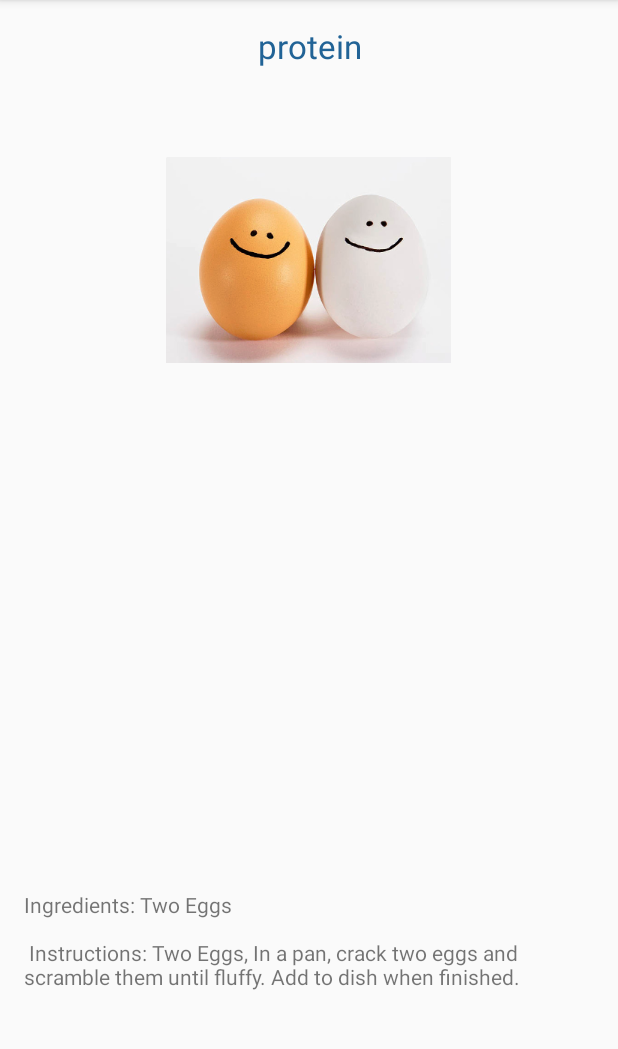
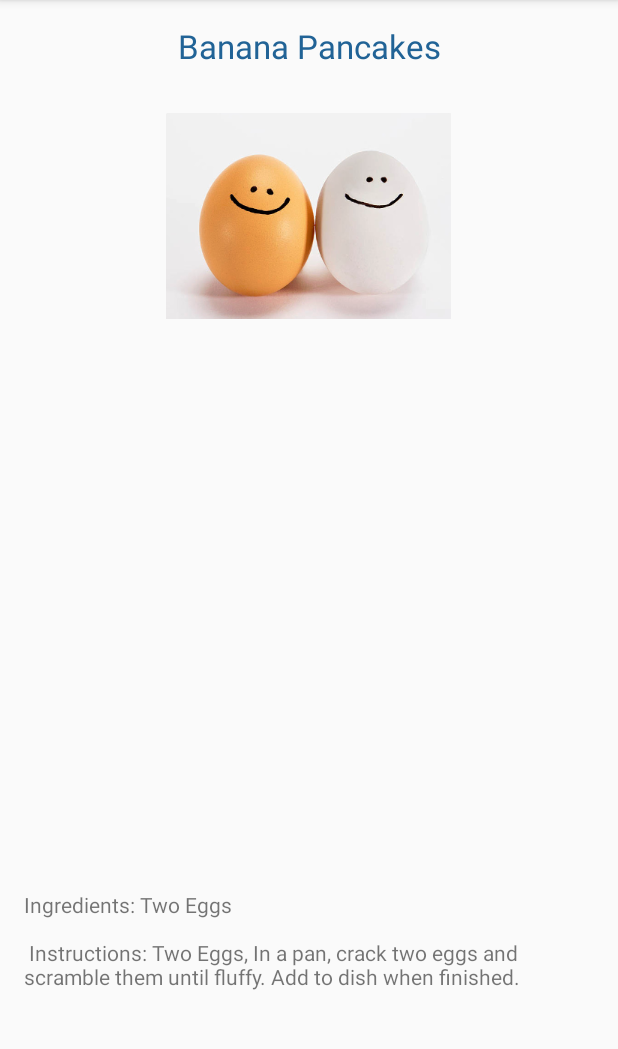
Before and after one commit to jsayram/AndroidApp_Assigment, an Android app: the BreakfastActivity screen opened directly, with no data from a screen before it, after a tap on "PROTEIN", on a phone screen of 412 x 824 dp, the part 84-1133 px from its top. Run offline under Robolectric (Android 15) with nearby library versions, the phone set to English and light mode, and no system bars.

Commit message:
fixed up recyclerview,cleaned up code, and allows carbs,proteins.veggie buttons to be changed based on recyclerview

```diff
--- a/app/src/main/java/com/chefd/mealprep/mealprep/BreakfastActivity.java
+++ b/app/src/main/java/com/chefd/mealprep/mealprep/BreakfastActivity.java
@@ -13,6 +13,8 @@ import android.widget.TextView;
 import android.widget.Toast;
 
 import java.util.ArrayList;
+import java.util.HashMap;
+import java.util.Hashtable;
 
 public class BreakfastActivity extends AppCompatActivity {
 
@@ -20,8 +22,9 @@ public class BreakfastActivity extends AppCompatActivity {
     BreakfastAdapter adapter;
     RecyclerView.LayoutManager layoutManager;
     RecyclerView recyclerView;
+    public Hashtable<Integer,Integer> ingredientTable = new Hashtable<>();
+
     public ArrayList<FoodIdenityHolder> foodPicList = new ArrayList<FoodIdenityHolder>();
-
 
         @Override
         protected void onCreate(Bundle savedInstanceState) {
@@ -29,22 +32,27 @@ public class BreakfastActivity extends AppCompatActivity {
         setContentView(R.layout.activity_breakfast);
         findViews();
         setUpData();
-
         setUpRecyclerView();
         setButtonClicker();
         }
 
     private void setUpData() {
-        FoodIdenityHolder foodIdenityHolder = new FoodIdenityHolder(R.drawable.pancakes,R.string.banana_pancakes);
-        FoodIdenityHolder foodIdenityHolder1 = new FoodIdenityHolder(R.drawable.kale_hash,R.string.bmi_calculator);
-        FoodIdenityHolder foodIdenityHolder2 = new FoodIdenityHolder(R.drawable.seed_pudding,R.string.seed_pudding);
-        FoodIdenityHolder foodIdenityHolder4 = new FoodIdenityHolder(R.drawable.overnight_oats,R.string.overnight_oats);
-        FoodIdenityHolder foodIdenityHolder5 = new FoodIdenityHolder(R.drawable.yogurt_granola,R.string.yogurt_granola);
+        FoodIdenityHolder foodIdenityHolder = new FoodIdenityHolder(R.drawable.pancakes,R.string.banana_pancakes,R.string.banana_pancakes_carbs,R.string.banana_pancakes_proteins,R.string.banana_pancakes_veg_fruits);
+        FoodIdenityHolder foodIdenityHolder1 = new FoodIdenityHolder(R.drawable.kale_hash,R.string.kale_hash,R.string.carbs_kale_hash,R.string.protein_kale_hash,R.string.veg_kale_hash);
+//        FoodIdenityHolder foodIdenityHolder2 = new FoodIdenityHolder(R.drawable.seed_pudding,R.string.seed_pudding);
+//        FoodIdenityHolder foodIdenityHolder4 = new FoodIdenityHolder(R.drawable.overnight_oats,R.string.overnight_oats);
+//        FoodIdenityHolder foodIdenityHolder5 = new FoodIdenityHolder(R.drawable.yogurt_granola,R.string.yogurt_granola);
         foodPicList.add(foodIdenityHolder);
         foodPicList.add(foodIdenityHolder1);
-        foodPicList.add(foodIdenityHolder2);
-        foodPicList.add(foodIdenityHolder4);
-        foodPicList.add(foodIdenityHolder5);
+//        foodPicList.add(foodIdenityHolder2);
+//        foodPicList.add(foodIdenityHolder4);
+//        foodPicList.add(foodIdenityHolder5);
+        ingredientTable.put(foodIdenityHolder.getCarbsId(),R.drawable.carbs_pancakes);
+        ingredientTable.put(foodIdenityHolder.getProteinId(),R.drawable.twoeggs);
+        ingredientTable.put(foodIdenityHolder.getVegFruitId(),R.drawable.bananas);
+        ingredientTable.put(foodIdenityHolder1.getCarbsId(),R.drawable.sweet_potato);
+        ingredientTable.put(foodIdenityHolder1.getProteinId(),R.drawable.chicken_sasusage);
+        ingredientTable.put(foodIdenityHolder1.getVegFruitId(),R.drawable.red_pepper);
     }
 
     private void setUpRecyclerView(){
@@ -54,6 +62,13 @@ public class BreakfastActivity extends AppCompatActivity {
         LinearLayoutManager linearLayoutManager  = new LinearLayoutManager(this,LinearLayoutManager.HORIZONTAL,false);
         layoutManager = linearLayoutManager;
         recyclerView.setLayoutManager(layoutManager);
+        recyclerView.addOnScrollListener(new RecyclerView.OnScrollListener() {
+            @Override
+            public void onScrollStateChanged(RecyclerView recyclerView, int newState) {
+                super.onScrollStateChanged(recyclerView, newState);
+                adapter.notifyDataSetChanged();
+            }
+        });
     }
 
     private void setButtonClicker() {
@@ -65,20 +80,14 @@ public class BreakfastActivity extends AppCompatActivity {
             }
         });
 
-        recyclerView.setOnClickListener(new View.OnClickListener() {
-            @Override
-            public void onClick(View v) {
-                recyclerView.scrollTo(adapter.getItemCount(),adapter.getItemCount()+1);
-            }
-        });
-
         carbohydrateButton.setOnClickListener(new View.OnClickListener() {
             @Override
             public void onClick(View v) {
-                FoodIdenityHolder foodIdenityCarbs = new FoodIdenityHolder(R.drawable.carbs_pancakes,R.string.banana_pancakes_carbs);
+                FoodIdenityHolder foodIdenityCarbs = foodPicList.get(BreakfastAdapter.currentPosition);
                 Intent intent = new Intent(BreakfastActivity.this,CarbsAcitivity.class);
-                intent.putExtra("currentMealImage",foodIdenityCarbs.getImageId());
+                intent.putExtra("currentMealImage",ingredientTable.get(foodIdenityCarbs.getCarbsId()));
                 intent.putExtra("currentMealString",foodIdenityCarbs.getStringId());
+                intent.putExtra("currentMealCarbs",foodIdenityCarbs.getCarbsId());
                 startActivity(intent);
             }
         });
@@ -86,10 +95,11 @@ public class BreakfastActivity extends AppCompatActivity {
         proteinButton.setOnClickListener(new View.OnClickListener() {
             @Override
             public void onClick(View v) {
-                FoodIdenityHolder foodIdenityProtein = new FoodIdenityHolder(R.drawable.twoeggs,R.string.banana_pancakes_proteins);
+                FoodIdenityHolder foodIdenityProtein = foodPicList.get(BreakfastAdapter.currentPosition);
                 Intent intent = new Intent(BreakfastActivity.this,ProteinActivity.class);
-                intent.putExtra("currentMealImage",foodIdenityProtein.getImageId());
+                intent.putExtra("currentMealImage",ingredientTable.get(foodIdenityProtein.getProteinId()));
                 intent.putExtra("currentMealString",foodIdenityProtein.getStringId());
+                intent.putExtra("currentMealProtein",foodIdenityProtein.getProteinId());
                 startActivity(intent);
             }
         });
@@ -97,10 +107,11 @@ public class BreakfastActivity extends AppCompatActivity {
         vegetablesButton.setOnClickListener(new View.OnClickListener() {
             @Override
             public void onClick(View v) {
-                FoodIdenityHolder foodIdenityVeg = new FoodIdenityHolder(R.drawable.bananas,R.string.banana_pancakes_veg_fruits);
+                FoodIdenityHolder foodIdenityVeg = foodPicList.get(BreakfastAdapter.currentPosition);
                 Intent intent = new Intent(BreakfastActivity.this,VegetablesActivity.class);
-                intent.putExtra("currentMealImage",foodIdenityVeg.getImageId());
+                intent.putExtra("currentMealImage",ingredientTable.get(foodIdenityVeg.getVegFruitId()));
                 intent.putExtra("currentMealString",foodIdenityVeg.getStringId());
+                intent.putExtra("currentMealVegetable",foodIdenityVeg.getVegFruitId());
                 startActivity(intent);
             }
         });
@@ -113,10 +124,4 @@ public class BreakfastActivity extends AppCompatActivity {
         vegetablesButton = (Button) findViewById(R.id.vegetables);
 
     }
-
-    public FoodIdenityHolder getCurrentInfo(){
-        FoodIdenityHolder foodIdenityHolder = new FoodIdenityHolder(foodPicList.get(adapter.getPosition()).getImageId(),foodPicList.get(adapter.getPosition()).getStringId());
-        return  foodIdenityHolder;
-    }
-
 }
--- a/app/src/main/java/com/chefd/mealprep/mealprep/BreakfastAdapter.java
+++ b/app/src/main/java/com/chefd/mealprep/mealprep/BreakfastAdapter.java
@@ -46,6 +46,7 @@ public class BreakfastAdapter extends RecyclerView.Adapter<BreakfastAdapter.View
 
     @Override
     public void onBindViewHolder(ViewHolder holder, int position) {
+        currentPosition=position;
         holder.foodImage.setImageResource(foodList.get(position).getImageId());
 
     }
--- a/app/src/main/java/com/chefd/mealprep/mealprep/FoodIdenityHolder.java
+++ b/app/src/main/java/com/chefd/mealprep/mealprep/FoodIdenityHolder.java
@@ -6,12 +6,15 @@ package com.chefd.mealprep.mealprep;
 
 public class FoodIdenityHolder {
 
-    private Integer stringId;
+    private Integer stringId, carbsId, proteinId, vegFruitId;
     private Integer imageId;
 
-    public FoodIdenityHolder(Integer image,Integer string) {
+    public FoodIdenityHolder(Integer image, Integer string, Integer carbs, Integer proteins, Integer vegFruit) {
         imageId = image;
         stringId = string;
+        carbsId = carbs;
+        proteinId = proteins;
+        vegFruitId = vegFruit;
     }
 
     //Accessors
@@ -23,6 +26,18 @@ public class FoodIdenityHolder {
         return imageId;
     }
 
+    public Integer getCarbsId() {
+        return carbsId;
+    }
+
+    public Integer getProteinId() {
+        return proteinId;
+    }
+
+    public Integer getVegFruitId() {
+        return vegFruitId;
+    }
+
     //Mutators
     public void setStringId(Integer stringId) {
         this.stringId = stringId;
@@ -31,4 +46,16 @@ public class FoodIdenityHolder {
     public void setImageId(Integer imageId) {
         this.imageId = imageId;
     }
+
+    public void setCarbsId(Integer carbsId) {
+        this.carbsId = carbsId;
+    }
+
+    public void setProteinId(Integer proteinId) {
+        this.proteinId = proteinId;
+    }
+
+    public void setVegFruitId(Integer vegFruitId) {
+        this.vegFruitId = vegFruitId;
+    }
 }
--- a/app/src/main/java/com/chefd/mealprep/mealprep/ProteinActivity.java
+++ b/app/src/main/java/com/chefd/mealprep/mealprep/ProteinActivity.java
@@ -10,6 +10,7 @@ public class ProteinActivity extends AppCompatActivity {
 
     private ImageView image;
     private TextView textView;
+    private TextView titleView;
 
     @Override
     protected void onCreate(Bundle savedInstanceState) {
@@ -17,11 +18,14 @@ public class ProteinActivity extends AppCompatActivity {
         setContentView(R.layout.activity_protein_);
         FoodIdenityHolder foodIdenityHolder;
         Bundle bundle = getIntent().getExtras();
-        foodIdenityHolder =
-                new FoodIdenityHolder(bundle.getInt("currentMealImage"),
-                        bundle.getInt("currentMealString"));
+        foodIdenityHolder = new FoodIdenityHolder(bundle.getInt("currentMealImage"),
+                bundle.getInt("currentMealString"),
+                bundle.getInt("currentMealProtein"),null,null);
         image = (ImageView) findViewById(R.id.protein_image);
-        image.setImageResource(foodIdenityHolder.getImageId());
+        image.setImageResource(bundle.getInt("currentMealImage"));
+        titleView = (TextView) findViewById(R.id.protein_text);
+        titleView.setText(foodIdenityHolder.getStringId());
         textView = (TextView) findViewById(R.id.protein_recipe);
+        textView.setText(bundle.getInt("currentMealProtein"));
     }
 }
--- a/app/src/main/res/layout/content_carbs__acitivity.xml
+++ b/app/src/main/res/layout/content_carbs__acitivity.xml
@@ -19,7 +19,6 @@
         android:layout_width="match_parent"
         android:layout_height="wrap_content"
         android:inputType="textPersonName"
-        android:text="Carbohydrates"
         android:ems="10"
         android:layout_alignParentTop="true"
         android:layout_centerHorizontal="true"
@@ -28,7 +27,6 @@
         android:textAppearance="@android:style/TextAppearance.Large" />
 
     <TextView
-        android:text="@string/banana_pancakes_carbs"
         android:layout_width="wrap_content"
         android:layout_height="wrap_content"
         android:layout_alignParentBottom="true"
--- a/app/src/main/res/layout/content_protein_.xml
+++ b/app/src/main/res/layout/content_protein_.xml
@@ -23,7 +23,7 @@
         android:ems="10"
         android:layout_alignParentTop="true"
         android:layout_centerHorizontal="true"
-        android:id="@+id/editText"
+        android:id="@+id/protein_text"
         android:gravity="center"
         android:textAppearance="@android:style/TextAppearance.Large" />
 
--- a/app/src/main/res/layout/content_vegetables_.xml
+++ b/app/src/main/res/layout/content_vegetables_.xml
@@ -34,7 +34,7 @@
         android:layout_alignParentBottom="true"
         android:layout_centerHorizontal="true"
         android:layout_marginBottom="91dp"
-        android:id="@+id/carbohydrates_textview" />
+        android:id="@+id/vegetables_text" />
 
     <ImageView
     android:layout_width="wrap_content"
--- a/app/src/main/res/values/strings.xml
+++ b/app/src/main/res/values/strings.xml
@@ -58,7 +58,7 @@
     <string name="overnight_oats">Peanut Butter Banana Overnight Oats</string>
     <string name="seed_pudding">Creamy Blueberry Chia Seed Pudding</string>
     <string name="yogurt_granola">Super Simple Yogurt and Granola Parfaits</string>
-    <string name="Kale_hash">Sweet Potato Kale Hash</string>
+    <string name="kale_hash">Sweet Potato Kale Hash</string>
     <string name="breakfast_burritos">Breakfast Burritos</string>
     <string name="title_activity_calories">CaloriesActivity</string>
     <string name="title_activity_calorie_view">CalorieViewActivity</string>
@@ -67,5 +67,8 @@
     <string name="title_activity_aboutme">aboutme</string>
     <string name="calorie_counter_title">Calorie Counter</string>
     <string name="about_me_title">Aboutme</string>
+    <string name="carbs_kale_hash">Ingredients:1 large sweet potato(peeled) \n\n Instructions: Throw sweet potato peelings into skillet.</string>
+    <string name="protein_kale_hash">Ingredients: 4 Chicken Sausages(precooked) \n\n Instructions: Slice Chicken Sausages into skillet.</string>
+    <string name="veg_kale_hash">Ingredients: 1/2 Yellow Onion,finely diced \n 1 Red Pepper,finely diced \n 4 cups of Kale,deboned \n 1 tablespoon minced garlic \n\n Instructions Add in Red pepper with Sweet Potatoes and Chicken Sausages and then saute for 5-7 minutes. Add in kale and saute until kale has wilted then add seasoning, vineagar</string>
 
 </resources>
```
Also changed, not shown: app/src/main/java/com/chefd/mealprep/mealprep/CarbsAcitivity.java (+7 -7 lines), app/src/main/java/com/chefd/mealprep/mealprep/VegetablesActivity.java (+12 -6 lines), app/src/main/res/drawable-xxxhdpi/chicken_sasusage.jpg (added), app/src/main/res/drawable-xxxhdpi/red_pepper.jpg (added), app/src/main/res/drawable-xxxhdpi/sweet_potato.png (added).
